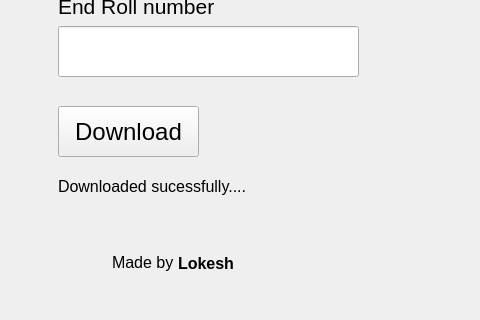
Above: app/app.ui from lokesh1199/svce-results-scraper before the change; both pictures show x 192 to 672 and y 284 to 604 of the 800 by 604 pixel window. Below: the same form after it.
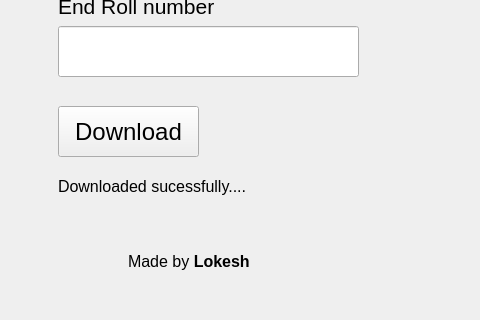
That is the form after the change. Icons and pictures are not drawn.

Patch:
```diff
--- a/app/app.ui
+++ b/app/app.ui
@@ -150,46 +150,6 @@
      <bool>false</bool>
     </property>
    </widget>
-   <widget class="QLabel" name="label">
-    <property name="geometry">
-     <rect>
-      <x>304</x>
-      <y>531</y>
-      <width>81</width>
-      <height>31</height>
-     </rect>
-    </property>
-    <property name="font">
-     <font>
-      <family>Cantarell</family>
-      <pointsize>12</pointsize>
-     </font>
-    </property>
-    <property name="text">
-     <string>Made by</string>
-    </property>
-   </widget>
-   <widget class="QLabel" name="label_2">
-    <property name="geometry">
-     <rect>
-      <x>370</x>
-      <y>539</y>
-      <width>161</width>
-      <height>17</height>
-     </rect>
-    </property>
-    <property name="font">
-     <font>
-      <family>Cantarell</family>
-      <pointsize>12</pointsize>
-      <weight>75</weight>
-      <bold>true</bold>
-     </font>
-    </property>
-    <property name="text">
-     <string>Lokesh</string>
-    </property>
-   </widget>
    <widget class="QLabel" name="message">
     <property name="geometry">
      <rect>
@@ -208,6 +168,24 @@
      <string>Downloaded sucessfully....</string>
     </property>
    </widget>
+   <widget class="QLabel" name="label">
+    <property name="geometry">
+     <rect>
+      <x>320</x>
+      <y>530</y>
+      <width>241</width>
+      <height>31</height>
+     </rect>
+    </property>
+    <property name="font">
+     <font>
+      <pointsize>12</pointsize>
+     </font>
+    </property>
+    <property name="text">
+     <string>&lt;html&gt;&lt;head/&gt;&lt;body&gt;&lt;p&gt;Made by &lt;span style=&quot; font-weight:600;&quot;&gt;Lokesh&lt;/span&gt;&lt;/p&gt;&lt;/body&gt;&lt;/html&gt;</string>
+    </property>
+   </widget>
   </widget>
   <widget class="QStatusBar" name="statusbar"/>
  </widget>
```
Left out of the diff: 3 changed lines with no effect on the pictures.
